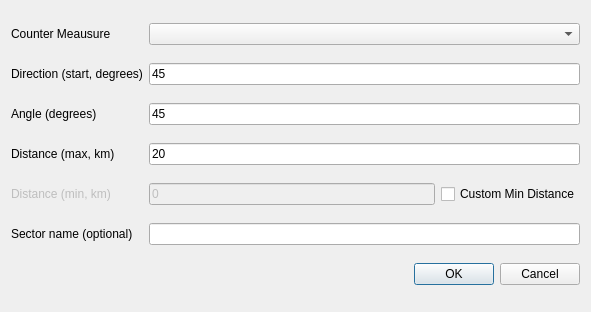
The window that SectorPlot/sectorplot_sector_dialog_base.ui (rduivenvoorde/sectorplot) describes before a commit, drawn with Qt 5.
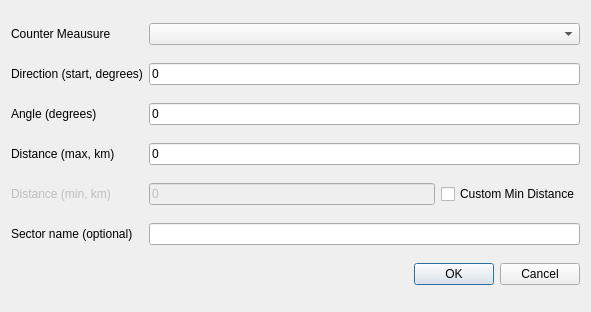
The same window after the commit.

Commit message: edit a sector almost working

The edit to the form file:
```diff
--- a/SectorPlot/sectorplot_sector_dialog_base.ui
+++ b/SectorPlot/sectorplot_sector_dialog_base.ui
@@ -98,7 +98,7 @@
       <string>00000; </string>
      </property>
      <property name="text">
-      <string>20</string>
+      <string>0</string>
      </property>
     </widget>
    </item>
@@ -108,7 +108,7 @@
       <string>000; </string>
      </property>
      <property name="text">
-      <string>45</string>
+      <string>0</string>
      </property>
     </widget>
    </item>
@@ -118,7 +118,7 @@
       <string>000; </string>
      </property>
      <property name="text">
-      <string>45</string>
+      <string>0</string>
      </property>
     </widget>
    </item>
```
The commit also changes 2 other files.
